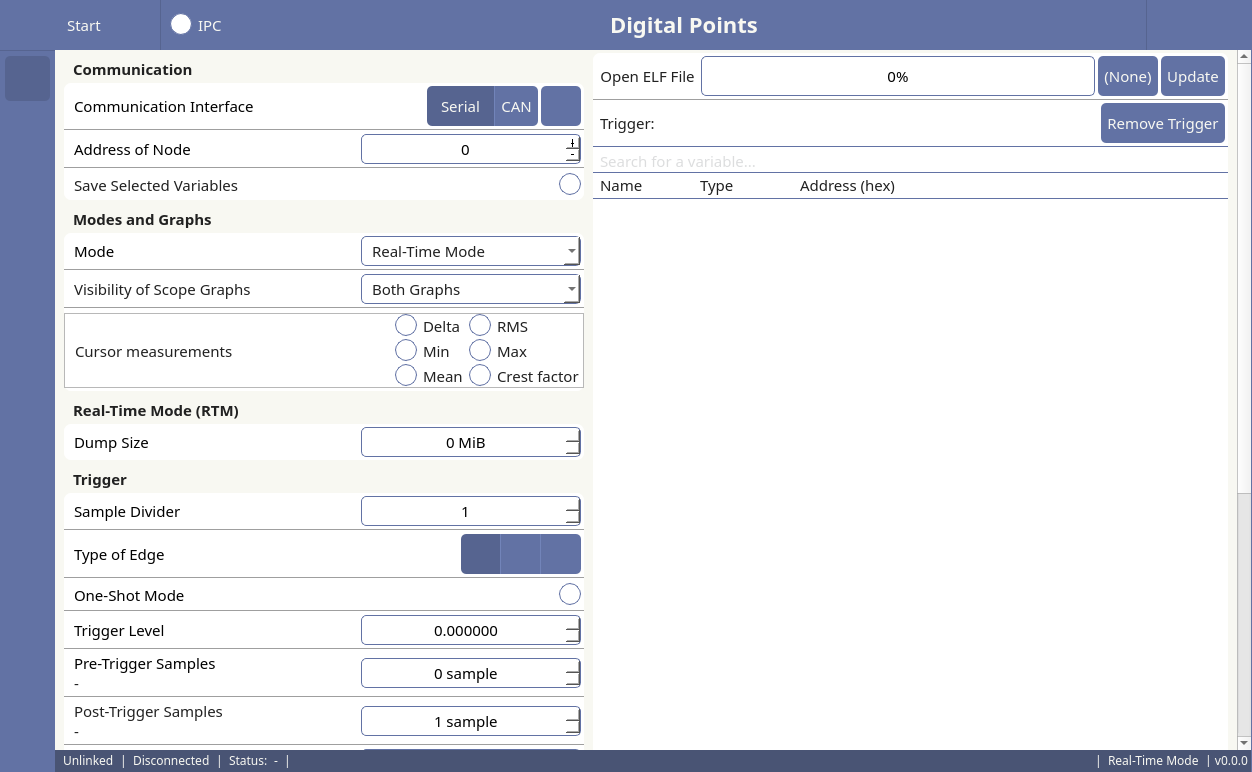
This is client/view/ui_form_main.ui in jankinjack/digital-points as Qt 5 draws it before an edit. The edited form follows.
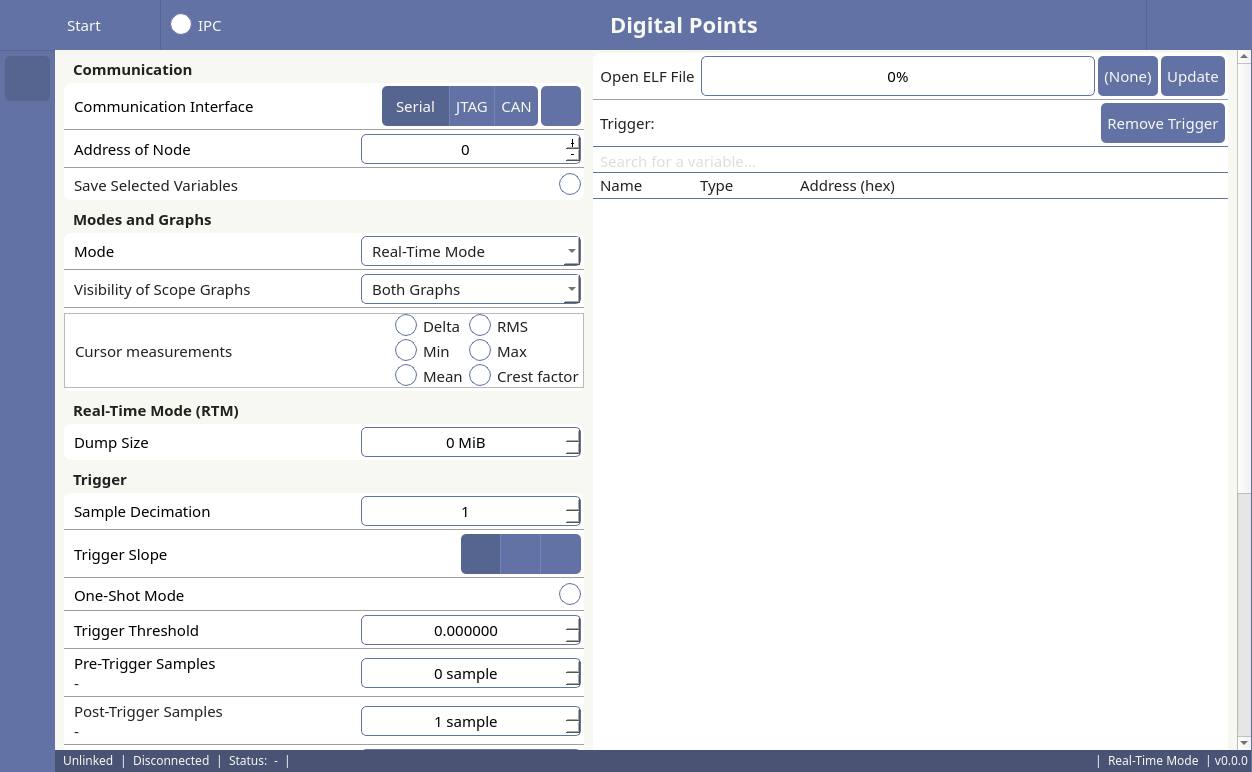
This is the edited form. The open tabs and pages were chosen to show the change. Icons and pictures are not drawn. Custom widgets are drawn as their Qt base class.

Commit message: refactor: redesign communication settings UI, add JTAG section, rename trigger terminology

Patch:
```diff
--- a/client/view/ui_form_main.ui
+++ b/client/view/ui_form_main.ui
@@ -1640,12 +1640,12 @@
                                 <property name="minimumSize">
                                  <size>
                                   <width>0</width>
-                                  <height>30</height>
+                                  <height>40</height>
                                  </size>
                                 </property>
                                 <property name="maximumSize">
                                  <size>
-                                  <width>87</width>
+                                  <width>16777215</width>
                                   <height>40</height>
                                  </size>
                                 </property>
@@ -1681,6 +1681,48 @@
                                 </property>
                                </widget>
                               </item>
+                              <item>
+                               <widget class="QPushButton" name="pushButtonSetJTAG">
+                                <property name="minimumSize">
+                                 <size>
+                                  <width>0</width>
+                                  <height>40</height>
+                                 </size>
+                                </property>
+                                <property name="maximumSize">
+                                 <size>
+                                  <width>16777215</width>
+                                  <height>40</height>
+                                 </size>
+                                </property>
+                                <property name="styleSheet">
+                                 <string notr="true">QPushButton {
+	background-color: #6272a4;	
+	border-radius: 0px;
+	border-right: 1px solid #7284b9;
+    color: #f8f8f2;
+	padding-left: 6px;
+	padding-right: 6px;
+}
+
+QPushButton:hover {
+	background-color: #7284b9;
+	color: #f8f8f2;
+}
+
+QPushButton:checked {
+	background-color: #566490;
+	color: #f8f8f2;
+}</string>
+                                </property>
+                                <property name="text">
+                                 <string>JTAG</string>
+                                </property>
+                                <property name="checkable">
+                                 <bool>true</bool>
+                                </property>
+                               </widget>
+                              </item>
                               <item>
                                <widget class="QPushButton" name="pushButtonSetCAN">
                                 <property name="enabled">
@@ -3697,7 +3739,7 @@
 }</string>
                              </property>
                              <property name="text">
-                              <string>Type of Edge</string>
+                              <string>Trigger Slope</string>
                              </property>
                              <property name="wordWrap">
                               <bool>true</bool>
@@ -4156,7 +4198,7 @@
 }</string>
                              </property>
                              <property name="text">
-                              <string>Trigger Level</string>
+                              <string>Trigger Threshold</string>
                              </property>
                              <property name="wordWrap">
                               <bool>true</bool>
@@ -4794,7 +4836,7 @@
 }</string>
                              </property>
                              <property name="text">
-                              <string>Sample Divider</string>
+                              <string>Sample Decimation</string>
                              </property>
                              <property name="wordWrap">
                               <bool>true</bool>
```
Left out of the diff: 6 changed lines with no effect on the pictures. The commit also changes 17 other files.
